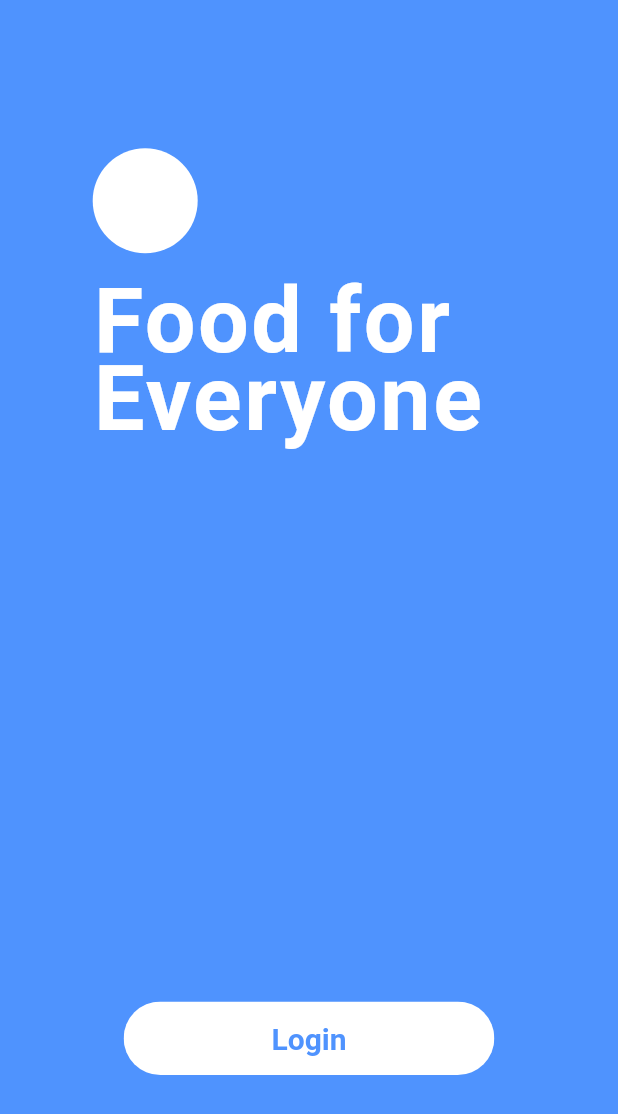
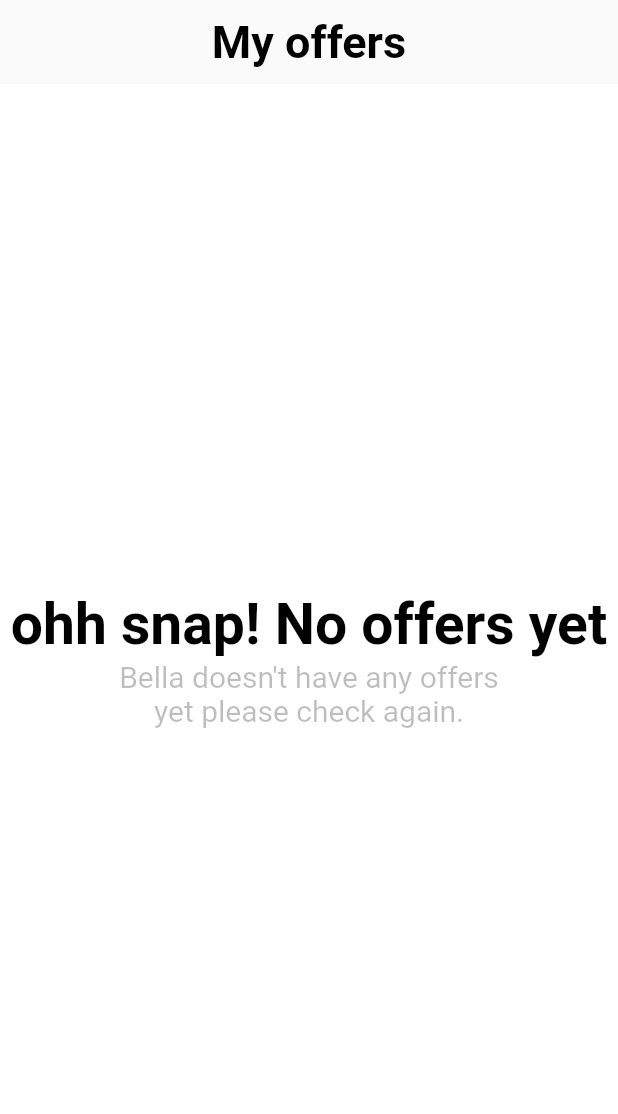
Before and after one commit to iamsmruti/food-delivery-client, a Flutter app: the first screen one second after launch, on a phone screen of 412 x 824 dp. Shown: the top 1114 px of the screen. Run offline on Flutter 3.47's test engine with Material 2 defaults, Android fonts, the phone set to English and light mode, and no system bars; our stand-ins replace animate_do, firebase_auth, firebase_core, flutter_riverpod, flutter_svg, fluttertoast and 2 more; accounts and stored records are empty.

Commit message:
Added empty screens

```diff
--- /dev/null
+++ b/frontend/lib/EmptyScreens/offer_screen.dart
@@ -0,0 +1,50 @@
+import 'package:flutter/material.dart';
+
+class OfferScreen extends StatelessWidget {
+  const OfferScreen({Key? key}) : super(key: key);
+
+  @override
+  Widget build(BuildContext context) {
+    return Scaffold(
+      appBar: AppBar(
+        centerTitle: true,
+        elevation: 0,
+        backgroundColor: Colors.grey.shade50,
+        title: const Text(
+          'My offers',
+          style: TextStyle(
+              color: Colors.black,
+              fontWeight: FontWeight.bold,
+              fontSize: 30
+          ),
+        ),
+      ),
+      body: Center(
+        child: Column(
+          mainAxisAlignment: MainAxisAlignment.center,
+          children: const [
+            DefaultTextStyle(
+                style: TextStyle(
+                    fontWeight: FontWeight.bold,
+                    fontSize: 38,
+                    color: Colors.black),
+                child: Text('ohh snap! No offers yet')
+            ),
+            DefaultTextStyle(
+                style: TextStyle(
+                    fontSize: 20,
+                    color: Colors.black26),
+                child: Text("Bella doesn't have any offers"),
+            ),
+            DefaultTextStyle(
+                style: TextStyle(
+                    fontSize: 20,
+                    color: Colors.black26),
+                child: Text("yet please check again.")
+            )
+          ],
+        ),
+      ),
+    );
+  }
+}
--- a/frontend/lib/Screens/cart_screen.dart
+++ b/frontend/lib/Screens/cart_screen.dart
@@ -35,7 +35,10 @@ class _CartScreenState extends State<CartScreen> {
           ),
         ),
 
-      floatingActionButton: FloatingActionButton.extended(
+      floatingActionButton: SizedBox(
+        height: 70,
+        width: 200,
+        child: FloatingActionButton.extended(
           backgroundColor: primaryColor,
           onPressed: ()  {},
           label: const Padding(
@@ -46,6 +49,7 @@ class _CartScreenState extends State<CartScreen> {
                   fontWeight: FontWeight.bold,
                   fontSize: 20,
                   letterSpacing: 0.5
+              ),
             ),
           ),
         ),
--- a/frontend/lib/handlers/firebase_auth.dart
+++ b/frontend/lib/handlers/firebase_auth.dart
@@ -15,7 +15,7 @@ class FirebsePhoneAuth {
         await auth.signInWithCredential(credential).then((value) {
           if (value.user != null) {
             if (kDebugMode) {
-              print("User Signed In SucessFully");
+              print("User Signed In Successfully");
             }
           }
         });
```
Also changed, not shown: frontend/lib/EmptyScreens/history_screen.dart (added, +67 -0 lines), frontend/lib/EmptyScreens/orders_screen.dart (added, +71 -0 lines), frontend/lib/main.dart (+3 -4 lines), frontend/assets/images/Vector.png (added), frontend/lib/Screens/register_with_phone.dart (line endings or trailing spaces), frontend/lib/Screens/welcome_screen.dart (line endings or trailing spaces), 5 other files. Lines whose indentation alone changed are shown as unchanged.
